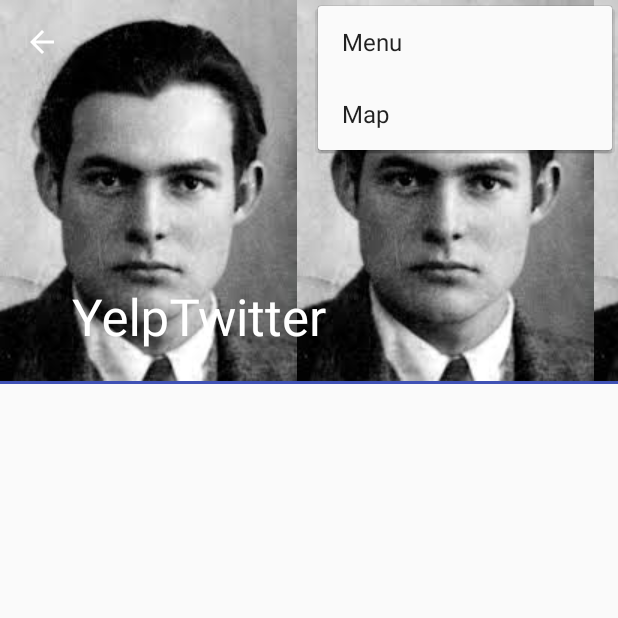
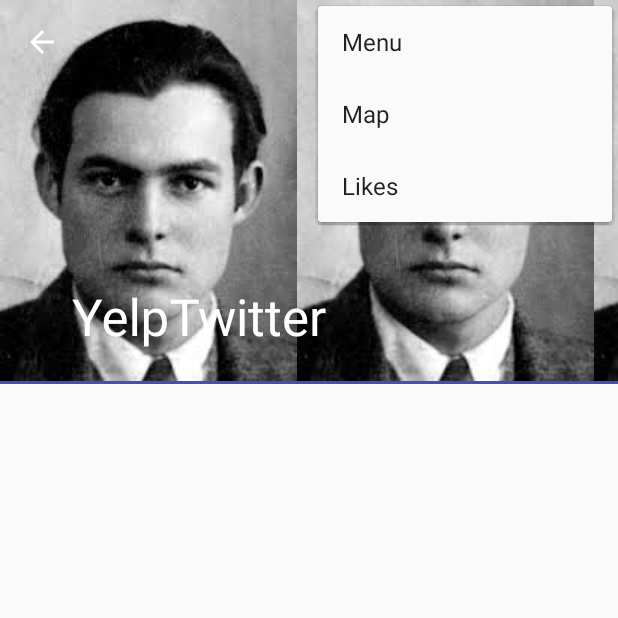
Before and after one commit to aaronfields/yelpProject, an Android app: the CheeseActivity screen opened directly, with no data from a screen before it, with the options menu open, on a phone screen of 412 x 824 dp, the top half of it. Run offline under Robolectric (Android 15) with nearby library versions, the phone set to English and light mode, and no system bars; libraries missing offline, so code that uses them is left out: com.twitter.sdk, com.yelp.clientlib; pictures from the network do not load; 12 statements that could not run were skipped.

Commit message:
12:58 Cheese Activity Menu

```diff
--- a/YelpTwitter/app/src/main/res/menu/restaurant_menu.xml
+++ b/YelpTwitter/app/src/main/res/menu/restaurant_menu.xml
@@ -15,5 +15,9 @@
         android:id="@+id/action_save"
         android:title="Save"
         app:showAsAction="always"/>
+    <item
+        android:id="@+id/action_likes"
+        android:title="Likes"
+        app:showAsAction="never"/>
 
 </menu>
```
Also changed, not shown: YelpTwitter/app/src/main/java/ly/generalassemb/yelptwitter/CheeseActivity.java (+24 -0 lines), YelpTwitter/app/src/main/res/layout/grid_view_item.xml (+6 -2 lines).
